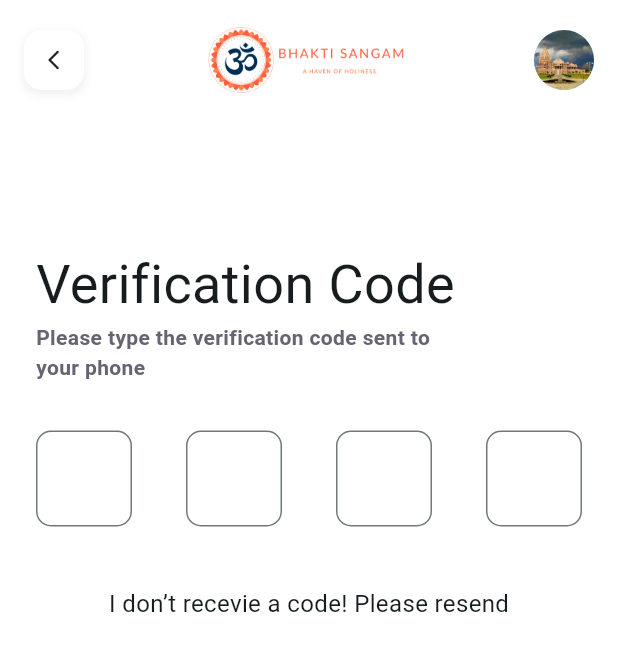
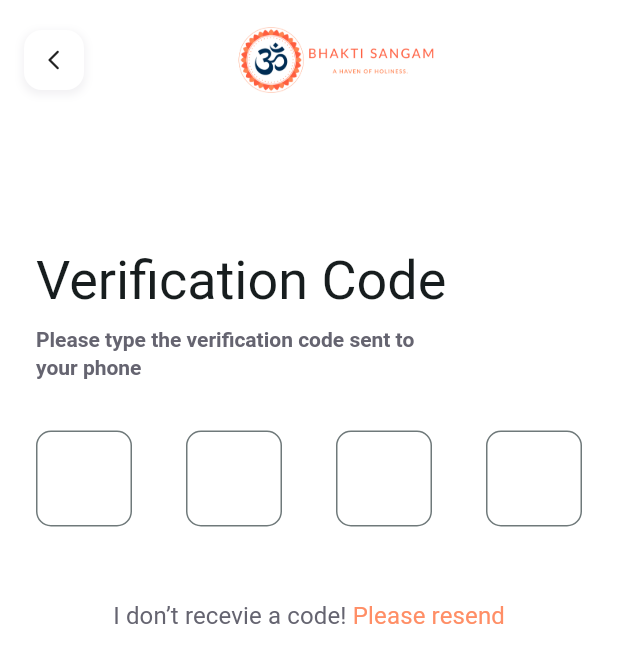
Before and after one commit to Mithun-18/flutter_tutorial, a Flutter app: the screen it shows after launch, on a phone screen of 412 x 824 dp. Shown: the top 663 px of the screen. Run offline on Flutter 3.47's test engine with Material 3 defaults, Android fonts, the phone set to English and light mode, and no system bars; Roboto replaces fonts that are missing (Alatsi, Amiri Quran Colored, Average Sans).

Commit message:
verification screen is completed

```diff
--- a/lib/app_bar.dart
+++ b/lib/app_bar.dart
@@ -1,23 +1,16 @@
 import 'package:flutter/material.dart';
 import 'package:testflutter/common/app_colors.dart';
 
-class MyAppBar extends StatelessWidget implements PreferredSizeWidget {
+class AppBarWithOutAuth extends StatelessWidget implements PreferredSizeWidget {
   final double appbarHeight = 80.0;
 
-  const MyAppBar({super.key});
+  const AppBarWithOutAuth({super.key});
 
   @override
   Widget build(BuildContext context) {
     return AppBar(
       automaticallyImplyLeading: false,
       backgroundColor: AppColors.white,
-      // bottom: PreferredSize(
-      //   preferredSize: const Size.fromHeight(4.0),
-      //   child: Container(
-      //     color: AppColors.white.withOpacity(0.1),
-      //     height: 2.0,
-      //   ),
-      // ),
       flexibleSpace: SizedBox(
         height: appbarHeight,
         child: Padding(
@@ -26,7 +19,7 @@ class MyAppBar extends StatelessWidget implements PreferredSizeWidget {
             children: [
               _renderLeading(context),
               _renderTitle(),
-              _renderAction(),
+              // _renderAction(),
             ],
           ),
         ),
@@ -70,11 +63,11 @@ class MyAppBar extends StatelessWidget implements PreferredSizeWidget {
     );
   }
 
-  Widget _renderAction() {
-    return const CircleAvatar(
-      backgroundImage: AssetImage("assets/profile.jpg"),
-    );
-  }
+  // Widget _renderAction() {
+  //   return const CircleAvatar(
+  //     backgroundImage: AssetImage("assets/profile.jpg"),
+  //   );
+  // }
 
   @override
   Size get preferredSize => Size.fromHeight(appbarHeight);
--- a/lib/common/app_base_screen.dart
+++ b/lib/common/app_base_screen.dart
@@ -11,7 +11,7 @@ class AppBaseScreen extends StatelessWidget {
   Widget build(BuildContext context) {
     return SafeArea(
       child: Scaffold(
-        appBar: const MyAppBar(),
+        appBar: const AppBarWithOutAuth(),
         body: screen,
         backgroundColor: AppColors.white,
         bottomNavigationBar: const AppBottomNavigationBar(),
--- a/lib/common/app_colors.dart
+++ b/lib/common/app_colors.dart
@@ -10,4 +10,5 @@ class AppColors {
   static Color dimGray = const Color.fromRGBO(101, 100, 112, 1.0);
   static Color coral = const Color.fromRGBO(255, 130, 85, 1.0);
   static Color azure = const Color.fromRGBO(24, 119, 242, 1.0);
+  static Color fern = const Color.fromRGBO(52, 168, 83, 1.0);
 }
--- a/lib/common/app_router.dart
+++ b/lib/common/app_router.dart
@@ -1,7 +1,7 @@
 import 'package:flutter/material.dart';
 import 'package:testflutter/common/app_routes.dart';
 import 'package:testflutter/screens/event/event_screen.dart';
-import 'package:testflutter/verification_screen.dart';
+import 'package:testflutter/screens/verification/verification_screen.dart';
 
 class AppRouter {
   static Route<dynamic> onGenerateRoute(RouteSettings settings) {
--- a/lib/common/base_screen.dart
+++ b/lib/common/base_screen.dart
@@ -10,7 +10,7 @@ class BaseScreen extends StatelessWidget {
   Widget build(BuildContext context) {
     return SafeArea(
       child: Scaffold(
-        appBar: const MyAppBar(),
+        appBar: const AppBarWithOutAuth(),
         body: screen,
         backgroundColor: AppColors.white,
       ),
--- a/lib/my_home.dart
+++ b/lib/my_home.dart
@@ -22,7 +22,7 @@ class _MyHomeState extends State<MyHome> {
   @override
   Widget build(BuildContext context) {
     return const Scaffold(
-      appBar: MyAppBar(),
+      appBar: AppBarWithOutAuth(),
       // body: Registration(),
     );
   }
--- a/lib/verification_screen.dart
+++ b/lib/screens/verification/verification_screen.dart
@@ -17,12 +17,13 @@ class VerificationScreen extends StatelessWidget {
             crossAxisAlignment: CrossAxisAlignment.start,
             children: [
               const SizedBox(height: 60.0),
-              _renderTitle(),
-              _renderDescription(),
+              _renderTitle(context),
+              const SizedBox(height: 8.0),
+              _renderDescription(context),
               const SizedBox(height: 32.0),
               _renderVerificationTextField(context),
-              const SizedBox(height: 40.0),
-              _renderResendCodeMssg(),
+              const SizedBox(height: 48.0),
+              _renderResendCodeMssg(context),
             ],
           ),
         ),
@@ -30,27 +31,14 @@ class VerificationScreen extends StatelessWidget {
     );
   }
 
-  Widget _renderTitle() {
-    return const Text(
-      "Verification Code",
-      style: TextStyle(
-        fontWeight: FontWeight.w400,
-        fontSize: 36.0,
-        fontFamily: "Average Sans",
-      ),
-    );
+  Widget _renderTitle(BuildContext context) {
+    return Text("Verification Code",
+        style: Theme.of(context).textTheme.headlineLarge);
   }
 
-  Widget _renderDescription() {
-    return const Text(
-      "Please type the verification code sent to\nyour phone",
-      style: TextStyle(
-        fontFamily: "Alatsi",
-        fontSize: 14,
-        fontWeight: FontWeight.w600,
-        color: Color.fromRGBO(101, 100, 112, 1),
-      ),
-    );
+  Widget _renderDescription(BuildContext context) {
+    return Text("Please type the verification code sent to\nyour phone",
+        style: Theme.of(context).textTheme.headlineSmall);
   }
 
   Widget _renderVerificationTextField(BuildContext context) {
@@ -65,16 +53,20 @@ class VerificationScreen extends StatelessWidget {
     );
   }
 
-  Widget _renderResendCodeMssg() {
-    return const Center(
-      child: Text(
-        "I don’t recevie a code! Please resend",
-        style: TextStyle(
-            fontWeight: FontWeight.w400,
-            fontSize: 16,
-            fontFamily: "Amiri Quran Colored"),
-      ),
-    );
+  Widget _renderResendCodeMssg(BuildContext context) {
+    return Center(
+        child: Row(
+      mainAxisAlignment: MainAxisAlignment.center,
+      children: [
+        Text("I don’t recevie a code! ",
+            style: Theme.of(context).textTheme.labelLarge),
+        Text("Please resend",
+            style: Theme.of(context)
+                .textTheme
+                .labelLarge!
+                .copyWith(color: AppColors.salmon)),
+      ],
+    ));
   }
 
   Widget _renderVeficationFeild(BuildContext context) {
@@ -82,17 +74,19 @@ class VerificationScreen extends StatelessWidget {
         width: 64,
         height: 64,
         child: TextFormField(
-          style: const TextStyle(
-              fontFamily: "Amiri Quran Colored",
-              fontWeight: FontWeight.w400,
-              fontSize: 24.0),
+          cursorColor: AppColors.salmon,
+          style: Theme.of(context).textTheme.displayMedium,
           onChanged: (value) =>
               {if (value.length == 1) FocusScope.of(context).nextFocus()},
-          decoration: const InputDecoration(
-            border: OutlineInputBorder(
-              borderRadius: BorderRadius.all(Radius.circular(10)),
-            ),
-            contentPadding: EdgeInsets.symmetric(vertical: 20),
+          decoration: InputDecoration(
+            border: const OutlineInputBorder(
+                borderRadius: BorderRadius.all(Radius.circular(10)),
+                borderSide:
+                    BorderSide(color: Color.fromRGBO(52, 168, 83, 1.0))),
+            contentPadding: const EdgeInsets.symmetric(vertical: 20),
+            focusedBorder: OutlineInputBorder(
+                borderSide: BorderSide(color: AppColors.fern),
+                borderRadius: const BorderRadius.all(Radius.circular(10))),
           ),
           textAlign: TextAlign.center,
           keyboardType: TextInputType.number,
--- a/lib/theme/app_theme.dart
+++ b/lib/theme/app_theme.dart
@@ -21,6 +21,10 @@ class AppTheme {
           fontWeight: FontWeight.w700,
           color: AppColors.charcoal,
         ),
+        displayMedium: TextStyle(
+            fontSize: 28.0,
+            color: AppColors.salmon,
+            fontWeight: FontWeight.w400),
         headlineLarge: const TextStyle(
           fontWeight: FontWeight.w400,
           fontSize: 36.0,
@@ -28,6 +32,11 @@ class AppTheme {
         headlineSmall: TextStyle(
           fontSize: 14,
           fontWeight: FontWeight.w600,
+          color: AppColors.dimGray,
+        ),
+        labelLarge: TextStyle(
+          fontWeight: FontWeight.w400,
+          fontSize: 16,
           color: AppColors.dimGray,
         ),
         labelMedium: TextStyle(
```
